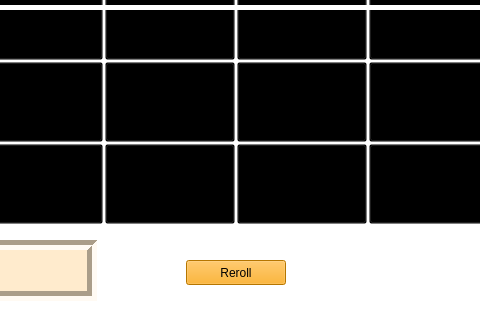
This is sea++/try.ui in matternstsr/Sea-Application as Qt 5 draws it before an edit; both pictures show x 164 to 644 and y 280 to 600 of the 800 by 600 pixel window. The edited form follows.
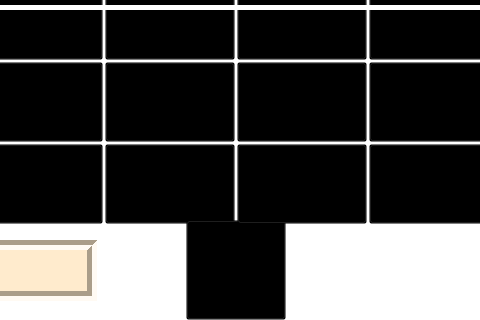
This is the edited form. Icons and pictures are not drawn.

Diff of the .ui file:
```diff
--- a/sea++/try.ui
+++ b/sea++/try.ui
@@ -261,6 +261,19 @@
      <string/>
     </property>
    </widget>
+   <widget class="QLabel" name="gifLabel2">
+    <property name="geometry">
+     <rect>
+      <x>349</x>
+      <y>449</y>
+      <width>111</width>
+      <height>91</height>
+     </rect>
+    </property>
+    <property name="text">
+     <string/>
+    </property>
+   </widget>
   </widget>
   <widget class="QLabel" name="langName">
    <property name="geometry">
@@ -314,19 +327,20 @@
    <property name="geometry">
     <rect>
      <x>350</x>
-     <y>540</y>
+     <y>500</y>
      <width>100</width>
-     <height>25</height>
+     <height>100</height>
     </rect>
    </property>
    <property name="focusPolicy">
     <enum>Qt::NoFocus</enum>
    </property>
    <property name="styleSheet">
-    <string notr="true">background-color: orange;</string>
+    <string notr="true">border-image:url(gif/raft3.gif) 0 0 0 0 stretch stretch;
+font: 75 oblique 12pt &quot;DejaVu Sans&quot;;</string>
    </property>
    <property name="text">
-    <string>Reroll</string>
+    <string>Set Sail</string>
    </property>
   </widget>
   <widget class="QLabel" name="scoreLabel">
```
